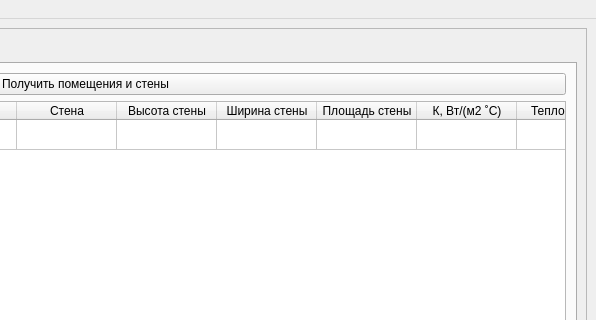
The window that gui.ui (SanichMyshkin/Heat-loss) describes before a commit, drawn with Qt 5; both pictures show x 425 to 1021 and y 0 to 320 of the 1021 by 805 pixel window.
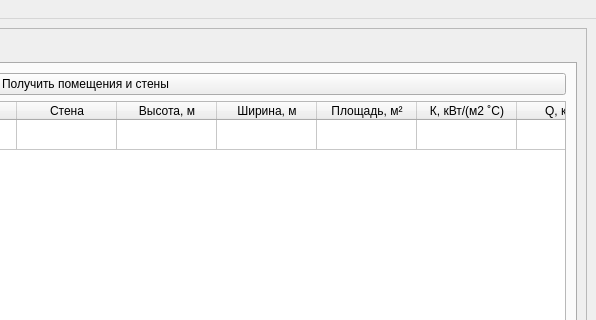
The same window after the commit. The open tabs and pages were chosen to show the change.

Commit message: add text to tutorial

```diff
--- a/gui.ui
+++ b/gui.ui
@@ -26,7 +26,7 @@
          <x>0</x>
          <y>0</y>
          <width>995</width>
-         <height>757</height>
+         <height>755</height>
         </rect>
        </property>
        <layout class="QHBoxLayout" name="horizontalLayout_3">
@@ -276,27 +276,27 @@
               </column>
               <column>
                <property name="text">
-                <string>Высота стены</string>
+                <string>Высота, м</string>
                </property>
               </column>
               <column>
                <property name="text">
-                <string>Ширина стены</string>
+                <string>Ширина, м</string>
                </property>
               </column>
               <column>
                <property name="text">
-                <string>Площадь стены</string>
+                <string>Площадь, м²</string>
                </property>
               </column>
               <column>
                <property name="text">
-                <string>К, Вт/(м2 ˚С)</string>
+                <string>К, кВт/(м2 ˚С)</string>
                </property>
               </column>
               <column>
                <property name="text">
-                <string>Теплопотери</string>
+                <string>Q, кВт/ч</string>
                </property>
               </column>
              </widget>
```
Left out of the diff: 10 changed lines with no effect on the pictures. The commit also changes 2 other files.
